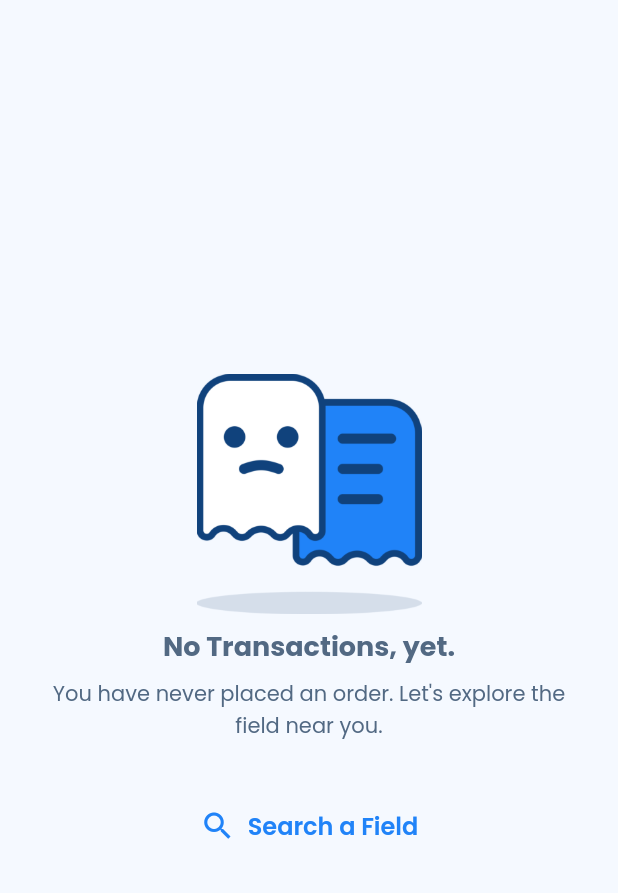
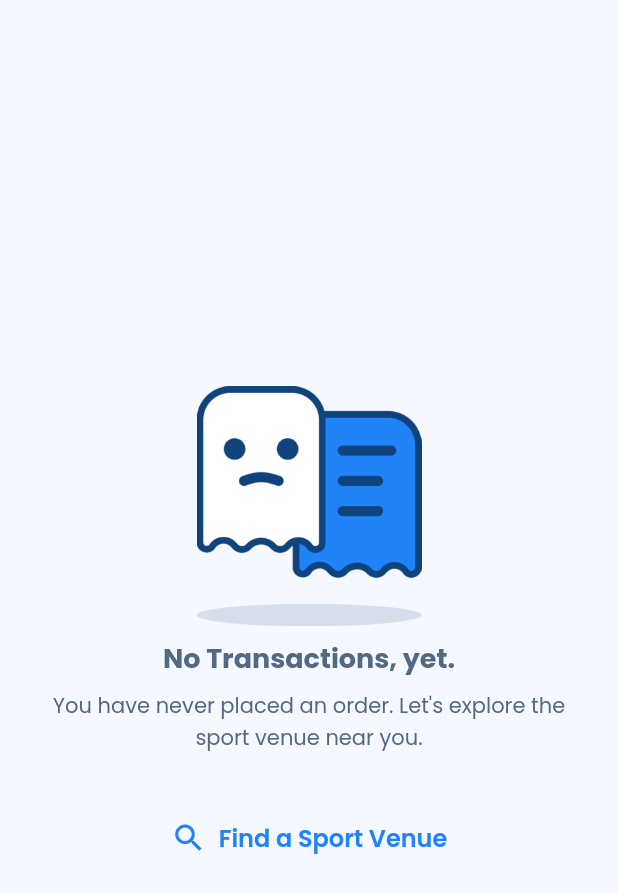
Before and after one commit to mikirinkode/sports_venue_booking_app, a Flutter app: the OrderScreen screen opened directly, on a phone screen of 412 x 824 dp. Shown: the top 893 px of the screen. Run offline on Flutter 3.47's test engine with Material 2 defaults, Android fonts, the phone set to English and light mode, and no system bars; our stand-ins replace google_fonts, shared_preferences; accounts and stored records are empty.

Commit message:
adding scroll view widget

```diff
--- a/lib/screen/main/transaction/history_screen.dart
+++ b/lib/screen/main/transaction/history_screen.dart
@@ -10,7 +10,13 @@ class HistoryScreen extends StatelessWidget {
     return Scaffold(
       backgroundColor: backgroundColor,
       body: Center(
-        child: NoTranscationMessage(messageTitle: "No Completed Order, yet.",messageDesc: "Please Complete your order. . . \nif you don't have one, Let's explore the field near you.",),
+        child: SingleChildScrollView(
+          child: NoTranscationMessage(
+            messageTitle: "No Completed Order, yet.",
+            messageDesc:
+                "Please Complete your order. . . \nif you don't have one, Let's explore sport venue near you.",
+          ),
+        ),
       ),
     );
   }
--- a/lib/screen/main/transaction/order_screen.dart
+++ b/lib/screen/main/transaction/order_screen.dart
@@ -12,12 +12,18 @@ class OrderScreen extends StatelessWidget {
     return Scaffold(
         backgroundColor: backgroundColor,
         body: fieldOrderList.isEmpty
-            ? NoTranscationMessage(messageTitle: "No Transactions, yet.", messageDesc: "You have never placed an order. Let's explore the field near you.",)
+            ? Center(
+                child: SingleChildScrollView(
+                    child: NoTranscationMessage(
+                messageTitle: "No Transactions, yet.",
+                messageDesc:
+                    "You have never placed an order. Let's explore the sport venue near you.",
+              )))
             : ListView.builder(
                 itemCount: fieldOrderList.length,
                 itemBuilder: (BuildContext context, int index) {
                   return InkWell(
-                    onTap: (){},
+                    onTap: () {},
                     splashColor: primaryColor100,
                     child: Padding(
                       padding: const EdgeInsets.all(16.0),
@@ -30,17 +36,25 @@ class OrderScreen extends StatelessWidget {
                                 shape: BoxShape.circle,
                                 image: DecorationImage(
                                     fit: BoxFit.cover,
-                                  image: AssetImage(fieldOrderList[index].field.imageAsset)
-                                )
+                                    image: AssetImage(fieldOrderList[index]
+                                        .field
+                                        .imageAsset))),
                           ),
+                          const SizedBox(
+                            width: 16,
                           ),
-                          const SizedBox(width: 16,),
                           Column(
                             crossAxisAlignment: CrossAxisAlignment.start,
                             children: [
-                              Text(fieldOrderList[index].field.name, style: normalTextStyle,),
-                              const SizedBox(height: 4,),
-                              Text(fieldOrderList[index].selectedDate, style: normalTextStyle),
+                              Text(
+                                fieldOrderList[index].field.name,
+                                style: normalTextStyle,
+                              ),
+                              const SizedBox(
+                                height: 4,
+                              ),
+                              Text(fieldOrderList[index].selectedDate,
+                                  style: normalTextStyle),
                             ],
                           ),
                           const Spacer(),
--- a/lib/widget/no_transaction_message.dart
+++ b/lib/widget/no_transaction_message.dart
@@ -17,11 +17,12 @@ class NoTranscationMessage extends StatelessWidget {
           child: Column(
             mainAxisSize: MainAxisSize.min,
             children: [
+              const SizedBox(height: 16,),
               Image.asset(
                 "assets/images/no_transaction_illustration.png",
                 width: 150,
               ),
-              SizedBox(height: 8,),
+              const SizedBox(height: 8,),
               Text(
                 messageTitle,
                 style: titleTextStyle.copyWith(color: darkBlue300),
@@ -45,7 +46,7 @@ class NoTranscationMessage extends StatelessWidget {
                   },
                   icon: const Icon(Icons.search),
                   label: Text(
-                    "Search a Field",
+                    "Find a Sport Venue",
                     style: buttonTextStyle.copyWith(color: primaryColor500),
                   ))
             ],
```
Lines whose indentation alone changed are shown as unchanged.
